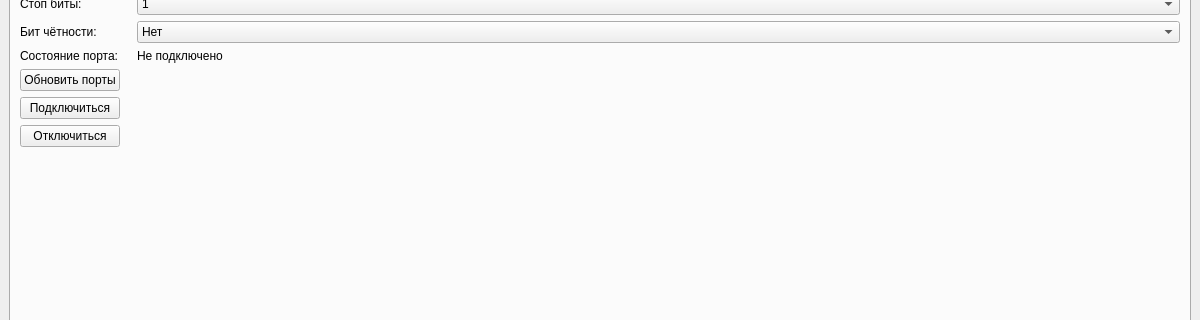
Qt form mainwindow.ui (oiqwmnvhrocjnb/WeatherStationDesktop) before a commit; both pictures show x 0 to 1200 and y 220 to 540 of the 1200 by 800 pixel window.
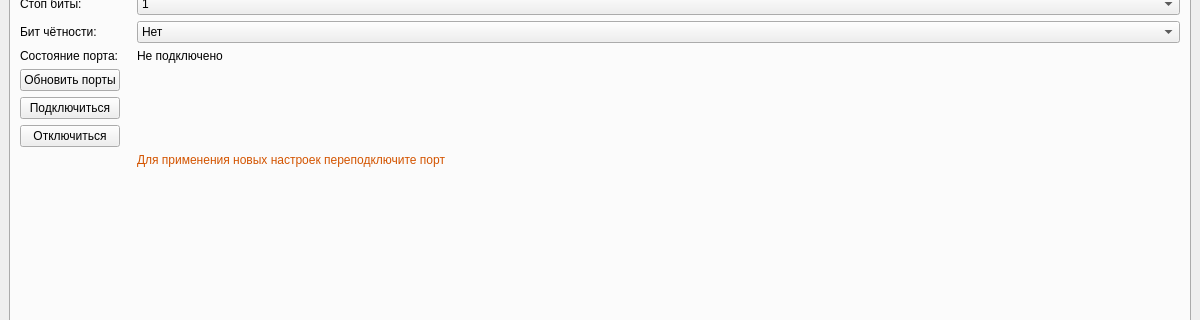
The same form after that commit. Custom widgets are drawn as their Qt base class.

Commit message: Изменены настройки подключения

The edit to the form file:
```diff
--- a/mainwindow.ui
+++ b/mainwindow.ui
@@ -1097,6 +1097,26 @@
           </property>
          </widget>
         </item>
+        <item row="12" column="0">
+         <widget class="QLabel" name="label_13">
+          <property name="text">
+           <string/>
+          </property>
+         </widget>
+        </item>
+        <item row="12" column="1">
+         <widget class="QLabel" name="lblPortWarning">
+          <property name="styleSheet">
+           <string notr="true">color: #D35400;</string>
+          </property>
+          <property name="text">
+           <string>Для применения новых настроек переподключите порт</string>
+          </property>
+          <property name="wordWrap">
+           <bool>true</bool>
+          </property>
+         </widget>
+        </item>
        </layout>
       </widget>
       <widget class="QWidget" name="aboutTab">
```
Left out of the diff: 14 changed lines with no effect on the pictures. The commit also changes 2 other files.
